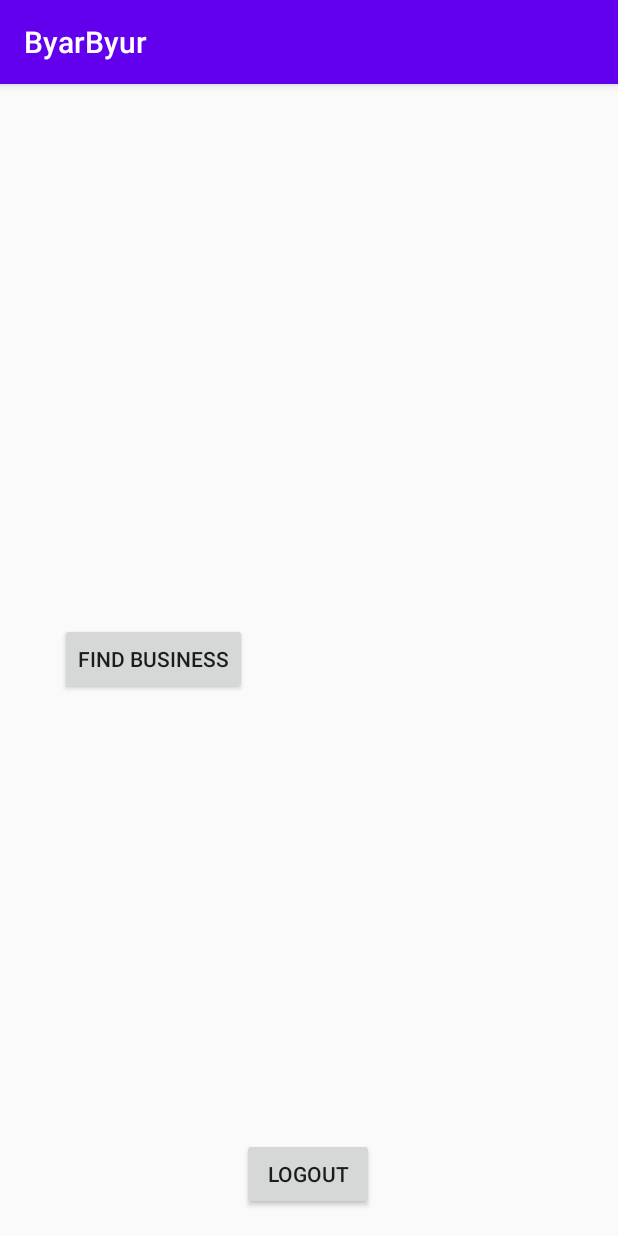
After one commit to Maalech/ByarByur, an Android app: the LandingPageBuyer screen opened directly, with no data from a screen before it, on a phone screen of 412 x 824 dp. The commit adds this screen. Run offline under Robolectric (Android 15) with nearby library versions, the light colour scheme and no system bars.

Commit message:
Login-Register Success

```diff
--- a/app/src/main/AndroidManifest.xml
+++ b/app/src/main/AndroidManifest.xml
@@ -9,11 +9,12 @@
         android:roundIcon="@mipmap/ic_launcher_round"
         android:supportsRtl="true"
         android:theme="@style/AppTheme">
-        <activity android:name=".AddImageBusiness"></activity>
+        <activity android:name=".LandingPageBuyer"></activity>
+        <activity android:name=".AddImageBusiness" />
         <activity android:name=".ManageBusinessActivity" />
         <activity android:name=".CreateBusinessActivity" />
         <activity android:name=".EditProfile" />
-        <activity android:name=".LandingPageUser" />
+        <activity android:name=".LandingPageSeller" />
         <activity android:name=".RegisterAs" />
         <activity android:name=".RegisterBuyerActivity" />
         <activity android:name=".RegisterSellerActivity" />
--- /dev/null
+++ b/app/src/main/java/com/byarbyur/myapplication/LandingPageBuyer.java
@@ -0,0 +1,39 @@
+package com.byarbyur.myapplication;
+
+import androidx.appcompat.app.AppCompatActivity;
+
+import android.content.Intent;
+import android.os.Bundle;
+import android.view.View;
+import android.widget.Button;
+import android.widget.Toast;
+
+public class LandingPageBuyer extends AppCompatActivity {
+    Button logout, findBusiness;
+
+    @Override
+    protected void onCreate(Bundle savedInstanceState) {
+        super.onCreate(savedInstanceState);
+        setContentView(R.layout.activity_landing_page_buyer);
+
+        logout = findViewById(R.id.logout_btn);
+
+        findBusiness = findViewById(R.id.findB_btn);
+        findBusiness.setOnClickListener(new View.OnClickListener() {
+            @Override
+            public void onClick(View v) {
+                startActivity(new Intent(LandingPageBuyer.this, CreateBusinessActivity.class));
+
+            }
+        });
+
+        logout.setOnClickListener(new View.OnClickListener() {
+            @Override
+            public void onClick(View v) {
+                Toast.makeText(LandingPageBuyer.this, "Logout Success", Toast.LENGTH_SHORT).show();
+                startActivity(new Intent(getApplicationContext(), Login.class));
+                finish();
+            }
+        });
+    }
+}
--- a/app/src/main/java/com/byarbyur/myapplication/RegisterBuyerActivity.java
+++ b/app/src/main/java/com/byarbyur/myapplication/RegisterBuyerActivity.java
@@ -53,7 +53,7 @@ public class RegisterBuyerActivity extends AppCompatActivity {
                 String password = reg_password.getText().toString().trim();
                 final String fullName = reg_nama.getText().toString();
                 final String telephone = reg_telephone.getText().toString();
-                final String type = "seller";
+                final String type = "buyer";
 
                 String emailPattern = "[a-zA-Z0-9._-]+@[a-z]+\\.+[a-z]+";
                 Pattern UpperCasePatten = Pattern.compile("[A-Z ]");
@@ -127,7 +127,7 @@ public class RegisterBuyerActivity extends AppCompatActivity {
                                     Log.d(TAG, "onFailure: " + e.toString());
                                 }
                             });
-                            startActivity(new Intent(getApplicationContext(), LandingPageUser.class));
+                            startActivity(new Intent(getApplicationContext(), LandingPageSeller.class));
                             finish();
                         } else {
                             Toast.makeText(RegisterBuyerActivity.this, "Error !" + task.getException().getMessage(), Toast.LENGTH_SHORT).show();
--- a/app/src/main/java/com/byarbyur/myapplication/RegisterSellerActivity.java
+++ b/app/src/main/java/com/byarbyur/myapplication/RegisterSellerActivity.java
@@ -127,7 +127,7 @@ public class RegisterSellerActivity extends AppCompatActivity {
                                     Log.d(TAG, "onFailure: " + e.toString());
                                 }
                             });
-                            startActivity(new Intent(getApplicationContext(), LandingPageUser.class));
+                            startActivity(new Intent(getApplicationContext(), LandingPageSeller.class));
                             finish();
                         } else {
                             Toast.makeText(RegisterSellerActivity.this, "Error !" + task.getException().getMessage(), Toast.LENGTH_SHORT).show();
--- /dev/null
+++ b/app/src/main/res/layout/activity_landing_page_buyer.xml
@@ -0,0 +1,32 @@
+<?xml version="1.0" encoding="utf-8"?>
+<androidx.constraintlayout.widget.ConstraintLayout xmlns:android="http://schemas.android.com/apk/res/android"
+    xmlns:app="http://schemas.android.com/apk/res-auto"
+    xmlns:tools="http://schemas.android.com/tools"
+    android:layout_width="match_parent"
+    android:layout_height="match_parent"
+    tools:context=".LandingPageSeller">
+
+    <Button
+        android:id="@+id/logout_btn"
+        android:layout_width="wrap_content"
+        android:layout_height="wrap_content"
+        android:text="Logout"
+        app:layout_constraintBottom_toBottomOf="parent"
+        app:layout_constraintEnd_toEndOf="parent"
+        app:layout_constraintHorizontal_bias="0.498"
+        app:layout_constraintStart_toStartOf="parent"
+        app:layout_constraintTop_toTopOf="parent"
+        app:layout_constraintVertical_bias="0.976" />
+
+    <Button
+        android:id="@+id/findB_btn"
+        android:layout_width="wrap_content"
+        android:layout_height="wrap_content"
+        android:text="Find Business"
+        app:layout_constraintBottom_toBottomOf="parent"
+        app:layout_constraintEnd_toEndOf="parent"
+        app:layout_constraintHorizontal_bias="0.14"
+        app:layout_constraintStart_toStartOf="parent"
+        app:layout_constraintTop_toTopOf="parent"
+        app:layout_constraintVertical_bias="0.499" />
+</androidx.constraintlayout.widget.ConstraintLayout>
--- a/app/src/main/res/layout/activity_landing_page_user.xml
+++ b/app/src/main/res/layout/activity_landing_page_seller.xml
@@ -2,10 +2,9 @@
 <androidx.constraintlayout.widget.ConstraintLayout xmlns:android="http://schemas.android.com/apk/res/android"
     xmlns:app="http://schemas.android.com/apk/res-auto"
     xmlns:tools="http://schemas.android.com/tools"
-    android:id="@+id/addB_btn"
     android:layout_width="match_parent"
     android:layout_height="match_parent"
-    tools:context=".LandingPageUser">
+    tools:context=".LandingPageSeller">
 
     <Button
         android:id="@+id/logout_btn"
@@ -20,7 +19,7 @@
         app:layout_constraintVertical_bias="0.976" />
 
     <Button
-        android:id="@+id/button"
+        android:id="@+id/addB_btn"
         android:layout_width="wrap_content"
         android:layout_height="wrap_content"
         android:text="Add Business"
```
Also changed, not shown: app/src/main/java/com/byarbyur/myapplication/LandingPageSeller.java (renamed from app/src/main/java/com/byarbyur/myapplication/LandingPageUser.java, +4 -3 lines), app/src/main/java/com/byarbyur/myapplication/Login.java (+4 -4 lines).
